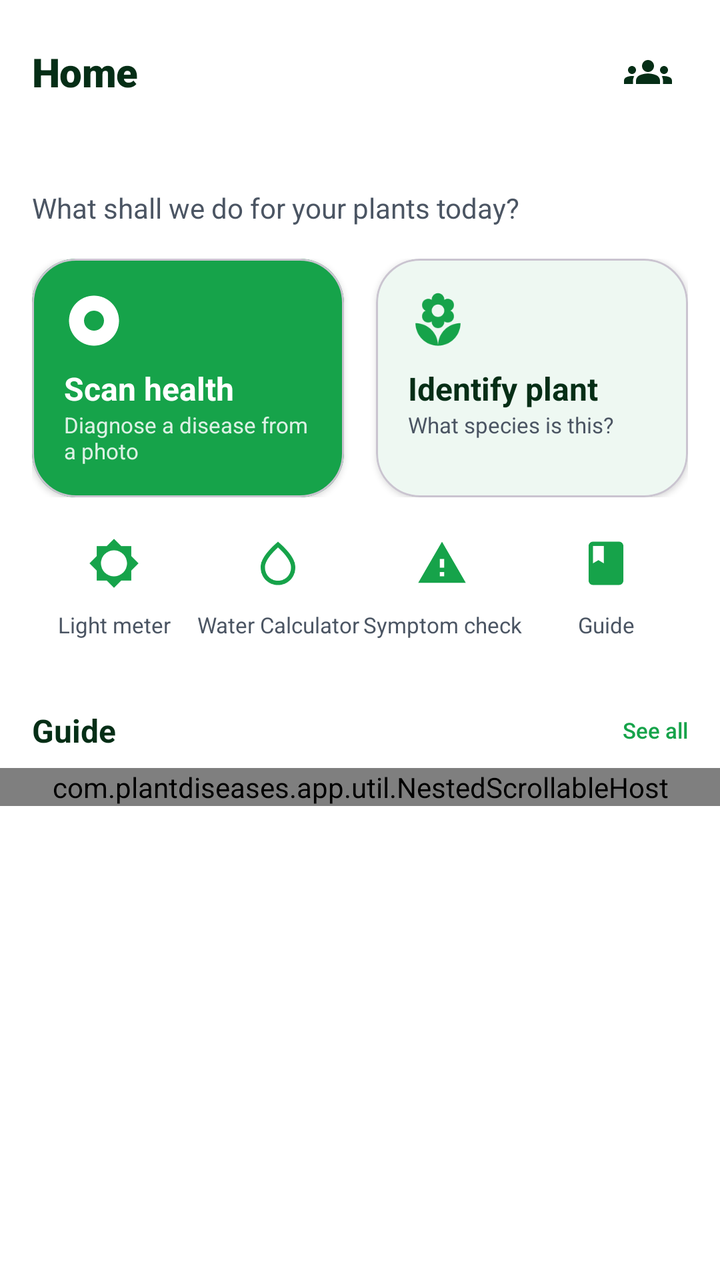
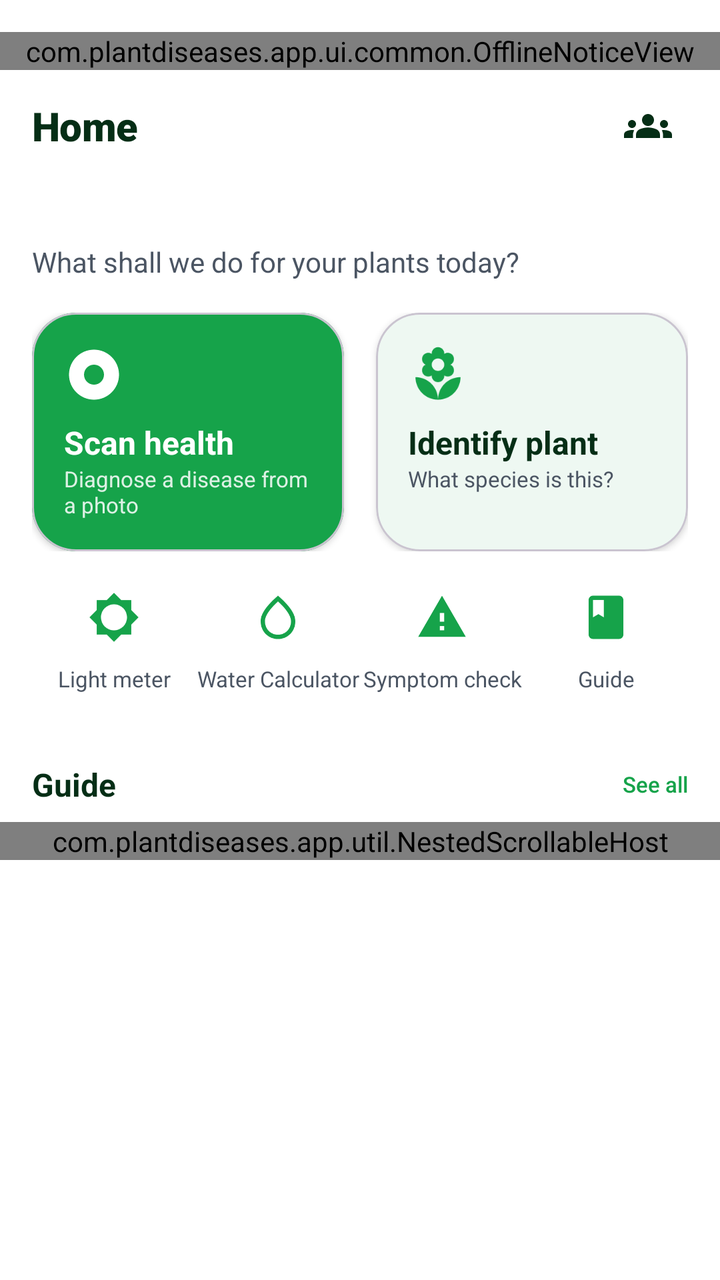

Compare the two renders of this Android layout. The source of the first and the diff that turns it into the second are given below.
<!-- AndroidManifest.xml: application theme Theme.PlantDiseases -->
<!-- res/layout/fragment_home.xml -->
<?xml version="1.0" encoding="utf-8"?>
<androidx.core.widget.NestedScrollView
    android:id="@+id/home_scroll"
    xmlns:android="http://schemas.android.com/apk/res/android"
    xmlns:app="http://schemas.android.com/apk/res-auto"
    android:layout_width="match_parent"
    android:layout_height="match_parent"
    android:background="@color/background"
    android:clipToPadding="false"
    android:fillViewport="true">

    <LinearLayout
        android:layout_width="match_parent"
        android:layout_height="wrap_content"
        android:orientation="vertical"
        android:paddingTop="@dimen/space_lg"
        android:paddingBottom="@dimen/space_3xl">

        
        <LinearLayout
            android:layout_width="match_parent"
            android:layout_height="wrap_content"
            android:orientation="horizontal"
            android:gravity="center_vertical"
            android:paddingHorizontal="@dimen/content_gutter">

            <TextView
                android:layout_width="0dp"
                android:layout_height="wrap_content"
                android:layout_weight="1"
                android:text="@string/tab_home"
                android:textColor="@color/on_surface"
                android:textSize="@dimen/text_title"
                android:fontFamily="sans-serif-black"
                android:letterSpacing="-0.01" />

            <ImageButton
                android:id="@+id/btn_nearby_scans"
                android:layout_width="40dp"
                android:layout_height="40dp"
                android:background="?attr/selectableItemBackgroundBorderless"
                android:src="@drawable/ic_community"
                app:tint="@color/on_surface"
                android:contentDescription="@string/nearby_scans_cd" />

        </LinearLayout>

        
        <TextView
            android:id="@+id/tv_greeting"
            android:layout_width="match_parent"
            android:layout_height="wrap_content"
            android:layout_marginTop="@dimen/space_xs"
            android:paddingHorizontal="@dimen/content_gutter"
            android:fontFamily="sans-serif-medium"
            android:textColor="@color/on_surface"
            android:textSize="@dimen/text_headline" />

        <TextView
            android:id="@+id/tv_greeting_sub"
            android:layout_width="match_parent"
            android:layout_height="wrap_content"
            android:layout_marginTop="2dp"
            android:paddingHorizontal="@dimen/content_gutter"
            android:text="@string/home_subtitle"
            android:textColor="@color/on_surface_secondary"
            android:textSize="@dimen/text_body" />

        
        <LinearLayout
            android:layout_width="match_parent"
            android:layout_height="wrap_content"
            android:layout_marginTop="@dimen/space_lg"
            android:orientation="horizontal"
            android:paddingHorizontal="@dimen/content_gutter">

            
            <com.google.android.material.card.MaterialCardView
                android:id="@+id/card_scan"
                android:layout_width="0dp"
                android:layout_height="match_parent"
                android:layout_weight="1"
                android:layout_marginEnd="@dimen/space_sm"
                android:clickable="true"
                android:focusable="true"
                app:cardBackgroundColor="@color/primary"
                app:cardCornerRadius="@dimen/radius_lg"
                app:cardElevation="2dp">

                <LinearLayout
                    android:layout_width="match_parent"
                    android:layout_height="wrap_content"
                    android:orientation="vertical"
                    android:padding="@dimen/space_lg">

                    <ImageView
                        android:layout_width="30dp"
                        android:layout_height="30dp"
                        android:src="@drawable/ic_scan"
                        app:tint="@android:color/white"
                        android:contentDescription="@string/home_scan_title" />

                    <TextView
                        android:layout_width="match_parent"
                        android:layout_height="wrap_content"
                        android:layout_marginTop="@dimen/space_sm"
                        android:text="@string/home_scan_title"
                        android:textColor="@android:color/white"
                        android:textStyle="bold"
                        android:textSize="@dimen/text_title_sm" />

                    <TextView
                        android:layout_width="match_parent"
                        android:layout_height="wrap_content"
                        android:text="@string/home_scan_sub"
                        android:textColor="#D9FFFFFF"
                        android:textSize="@dimen/text_caption" />
                </LinearLayout>
            </com.google.android.material.card.MaterialCardView>

            <com.google.android.material.card.MaterialCardView
                android:id="@+id/card_identify"
                android:layout_width="0dp"
                android:layout_height="match_parent"
                android:layout_weight="1"
                android:layout_marginStart="@dimen/space_sm"
                android:clickable="true"
                android:focusable="true"
                app:cardBackgroundColor="@color/surface"
                app:cardCornerRadius="@dimen/radius_lg"
                app:cardElevation="2dp">

                <LinearLayout
                    android:layout_width="match_parent"
                    android:layout_height="wrap_content"
                    android:orientation="vertical"
                    android:padding="@dimen/space_lg">

                    <ImageView
                        android:layout_width="30dp"
                        android:layout_height="30dp"
                        android:src="@drawable/ic_plant_placeholder"
                        app:tint="@color/primary"
                        android:contentDescription="@string/home_identify_title" />

                    <TextView
                        android:layout_width="match_parent"
                        android:layout_height="wrap_content"
                        android:layout_marginTop="@dimen/space_sm"
                        android:text="@string/home_identify_title"
                        android:textColor="@color/on_surface"
                        android:textStyle="bold"
                        android:textSize="@dimen/text_title_sm" />

                    <TextView
                        android:layout_width="match_parent"
                        android:layout_height="wrap_content"
                        android:text="@string/home_identify_sub"
                        android:textColor="@color/on_surface_secondary"
                        android:textSize="@dimen/text_caption" />
                </LinearLayout>
            </com.google.android.material.card.MaterialCardView>
        </LinearLayout>

        
        <LinearLayout
            android:layout_width="match_parent"
            android:layout_height="wrap_content"
            android:layout_marginTop="@dimen/space_md"
            android:orientation="horizontal"
            android:paddingHorizontal="@dimen/content_gutter">

            <LinearLayout
                android:id="@+id/tile_light"
                style="@style/HomeToolTile">

                <ImageView style="@style/HomeToolTileIcon" android:src="@drawable/ic_light" />

                <TextView style="@style/HomeToolTileLabel" android:text="@string/home_tool_light" />
            </LinearLayout>

            <LinearLayout
                android:id="@+id/tile_water"
                style="@style/HomeToolTile">

                <ImageView style="@style/HomeToolTileIcon" android:src="@drawable/ic_watering" />

                <TextView style="@style/HomeToolTileLabel" android:text="@string/home_tool_water" />
            </LinearLayout>

            <LinearLayout
                android:id="@+id/tile_symptom"
                style="@style/HomeToolTile">

                <ImageView style="@style/HomeToolTileIcon" android:src="@drawable/ic_disease" />

                <TextView style="@style/HomeToolTileLabel" android:text="@string/home_tool_symptom" />
            </LinearLayout>

            <LinearLayout
                android:id="@+id/tile_guide"
                style="@style/HomeToolTile">

                <ImageView style="@style/HomeToolTileIcon" android:src="@drawable/ic_guide" />

                <TextView style="@style/HomeToolTileLabel" android:text="@string/home_tool_guide" />
            </LinearLayout>
        </LinearLayout>

        
        <LinearLayout
            android:id="@+id/section_species"
            android:layout_width="match_parent"
            android:layout_height="wrap_content"
            android:layout_marginTop="@dimen/space_xl"
            android:orientation="vertical"
            android:visibility="gone">

            <LinearLayout
                android:layout_width="match_parent"
                android:layout_height="wrap_content"
                android:gravity="center_vertical"
                android:orientation="horizontal"
                android:paddingHorizontal="@dimen/content_gutter">

                <TextView
                    android:id="@+id/tv_species_title"
                    android:layout_width="0dp"
                    android:layout_height="wrap_content"
                    android:layout_weight="1"
                    android:text="@string/home_trending"
                    android:textColor="@color/on_surface"
                    android:textSize="@dimen/text_title_sm"
                    android:textStyle="bold" />

                <TextView
                    android:id="@+id/tv_trending_scope"
                    android:layout_width="wrap_content"
                    android:layout_height="wrap_content"
                    android:textColor="@color/on_surface_secondary"
                    android:textSize="@dimen/text_caption" />
            </LinearLayout>

            <com.plantdiseases.app.util.NestedScrollableHost
                android:layout_width="match_parent"
                android:layout_height="wrap_content"
                android:layout_marginTop="@dimen/space_sm">

                <androidx.recyclerview.widget.RecyclerView
                    android:id="@+id/rv_species"
                    android:layout_width="match_parent"
                    android:layout_height="wrap_content"
                    android:clipToPadding="false"
                    android:nestedScrollingEnabled="false"
                    android:orientation="horizontal"
                    android:paddingHorizontal="@dimen/content_gutter" />
            </com.plantdiseases.app.util.NestedScrollableHost>
        </LinearLayout>

        
        <LinearLayout
            android:id="@+id/section_popular"
            android:layout_width="match_parent"
            android:layout_height="wrap_content"
            android:layout_marginTop="@dimen/space_xl"
            android:orientation="vertical"
            android:visibility="gone">

            <TextView
                android:layout_width="match_parent"
                android:layout_height="wrap_content"
                android:paddingHorizontal="@dimen/content_gutter"
                android:text="@string/home_popular_diseases"
                android:textColor="@color/on_surface"
                android:textSize="@dimen/text_title_sm"
                android:textStyle="bold" />

            <com.plantdiseases.app.util.NestedScrollableHost
                android:layout_width="match_parent"
                android:layout_height="wrap_content"
                android:layout_marginTop="@dimen/space_sm">

                <androidx.recyclerview.widget.RecyclerView
                    android:id="@+id/rv_popular"
                    android:layout_width="match_parent"
                    android:layout_height="wrap_content"
                    android:clipToPadding="false"
                    android:nestedScrollingEnabled="false"
                    android:orientation="horizontal"
                    android:paddingHorizontal="@dimen/content_gutter" />
            </com.plantdiseases.app.util.NestedScrollableHost>
        </LinearLayout>

        
        <LinearLayout
            android:layout_width="match_parent"
            android:layout_height="wrap_content"
            android:layout_marginTop="@dimen/space_xl"
            android:orientation="vertical">

            <LinearLayout
                android:layout_width="match_parent"
                android:layout_height="wrap_content"
                android:gravity="center_vertical"
                android:orientation="horizontal"
                android:paddingHorizontal="@dimen/content_gutter">

                <TextView
                    android:layout_width="0dp"
                    android:layout_height="wrap_content"
                    android:layout_weight="1"
                    android:text="@string/home_disease_guide"
                    android:textColor="@color/on_surface"
                    android:textSize="@dimen/text_title_sm"
                    android:textStyle="bold" />

                <TextView
                    android:id="@+id/tv_guide_all"
                    android:layout_width="wrap_content"
                    android:layout_height="wrap_content"
                    android:text="@string/home_see_all"
                    android:textColor="@color/primary"
                    android:textSize="@dimen/text_caption"
                    android:fontFamily="sans-serif-medium" />
            </LinearLayout>

            <com.plantdiseases.app.util.NestedScrollableHost
                android:layout_width="match_parent"
                android:layout_height="wrap_content"
                android:layout_marginTop="@dimen/space_sm">

                <androidx.recyclerview.widget.RecyclerView
                    android:id="@+id/rv_guide"
                    android:layout_width="match_parent"
                    android:layout_height="wrap_content"
                    android:clipToPadding="false"
                    android:nestedScrollingEnabled="false"
                    android:orientation="horizontal"
                    android:paddingHorizontal="@dimen/content_gutter" />
            </com.plantdiseases.app.util.NestedScrollableHost>
        </LinearLayout>

    </LinearLayout>
</androidx.core.widget.NestedScrollView>
<!-- resources referenced by this layout -->
<resources>
  <color name="background">#FFFFFF</color>
  <color name="on_surface">#052E16</color>
  <color name="on_surface_secondary">#4B5563</color>
  <color name="primary">#16A34A</color>
  <color name="surface">#FFFFFF</color>
  <dimen name="content_gutter">16dp</dimen>
  <dimen name="radius_lg">22dp</dimen>
  <dimen name="space_3xl">32dp</dimen>
  <dimen name="space_lg">16dp</dimen>
  <dimen name="space_md">12dp</dimen>
  <dimen name="space_sm">8dp</dimen>
  <dimen name="space_xl">20dp</dimen>
  <dimen name="space_xs">4dp</dimen>
  <dimen name="text_body">14sp</dimen>
  <dimen name="text_caption">11sp</dimen>
  <dimen name="text_headline">24sp</dimen>
  <dimen name="text_title">20sp</dimen>
  <dimen name="text_title_sm">16sp</dimen>
  <!-- drawable ic_disease (drawable) -->
  <vector xmlns:android="http://schemas.android.com/apk/res/android" android:width="24dp" android:height="24dp" android:viewportWidth="24" android:viewportHeight="24">
      <path android:fillColor="#E53935" android:pathData="M1,21h22L12,2 1,21zM13,18h-2v-2h2v2zM13,14h-2v-4h2v4z"/>
  </vector>
  <!-- drawable ic_guide (drawable) -->
  <vector xmlns:android="http://schemas.android.com/apk/res/android" android:width="24dp" android:height="24dp" android:viewportWidth="24" android:viewportHeight="24">
      <path android:fillColor="#000000" android:pathData="M18,2H6c-1.1,0 -2,0.9 -2,2v16c0,1.1 0.9,2 2,2h12c1.1,0 2,-0.9 2,-2V4c0,-1.1 -0.9,-2 -2,-2zM6,4h5v8l-2.5,-1.5L6,12V4z"/>
  </vector>
  <!-- drawable ic_scan (drawable) -->
  <vector xmlns:android="http://schemas.android.com/apk/res/android" android:width="24dp" android:height="24dp" android:viewportWidth="24" android:viewportHeight="24">
      <path android:fillColor="#FFFFFF" android:pathData="M12,2C6.48,2 2,6.48 2,12s4.48,10 10,10 10,-4.48 10,-10S17.52,2 12,2zM12,16c-2.21,0 -4,-1.79 -4,-4s1.79,-4 4,-4 4,1.79 4,4 -1.79,4 -4,4z"/>
  </vector>
  <string name="home_disease_guide">Guide</string>
  <string name="home_identify_sub">What species is this?</string>
  <string name="home_identify_title">Identify plant</string>
  <string name="home_popular_diseases">Popular diseases</string>
  <string name="home_scan_sub">Diagnose a disease from a photo</string>
  <string name="home_scan_title">Scan health</string>
  <string name="home_see_all">See all</string>
  <string name="home_subtitle">What shall we do for your plants today?</string>
  <string name="home_tool_guide">Guide</string>
  <string name="home_tool_light">Light meter</string>
  <string name="home_tool_symptom">Symptom check</string>
  <string name="home_tool_water">Water Calculator</string>
  <string name="home_trending">Trending in your country</string>
  <string name="nearby_scans_cd">Community scans</string>
  <string name="tab_home">Home</string>
  <style name="HomeToolTileIcon">
          <item name="android:layout_width">26dp</item>
          <item name="android:layout_height">26dp</item>
          <item name="android:tint">@color/primary</item>
      </style>
  <color name="primary_dark">#15803D</color>
  <color name="on_primary">#FFFFFF</color>
  <color name="primary_light">#DCFCE7</color>
  <color name="secondary">#4ADE80</color>
  <color name="on_secondary">#052E16</color>
  <color name="surface_variant">#F0FDF4</color>
  <color name="surface_container_low">#F4FBF6</color>
  <color name="surface_container">#ECF7F0</color>
  <style name="App.FAB" parent="Widget.Material3.FloatingActionButton.Primary">
          <item name="backgroundTint">@color/primary</item>
          <item name="tint">@color/on_primary</item>
          <item name="rippleColor">@color/primary_dark</item>
          <item name="elevation">6dp</item>
          <item name="hoveredFocusedTranslationZ">8dp</item>
          <item name="pressedTranslationZ">10dp</item>
      </style>
  <style name="ShapeAppearance.App.Button" parent="ShapeAppearance.Material3.Corner.Large">
          <item name="cornerSize">24dp</item>
      </style>
  <dimen name="space_2xl">24dp</dimen>
  <!-- unchanged entries left out for length: 9 -->
</resources>

<!-- the commit's change to res/layout/fragment_home.xml (unified diff, before → after) -->
@@ -15,6 +15,13 @@
         android:orientation="vertical"
         android:paddingTop="@dimen/space_lg"
         android:paddingBottom="@dimen/space_3xl">
+
+        
+        <com.plantdiseases.app.ui.common.OfflineNoticeView
+            android:id="@+id/offline_notice"
+            android:layout_width="match_parent"
+            android:layout_height="wrap_content"
+            android:layout_marginBottom="@dimen/space_sm" />
 
         
         <LinearLayout
